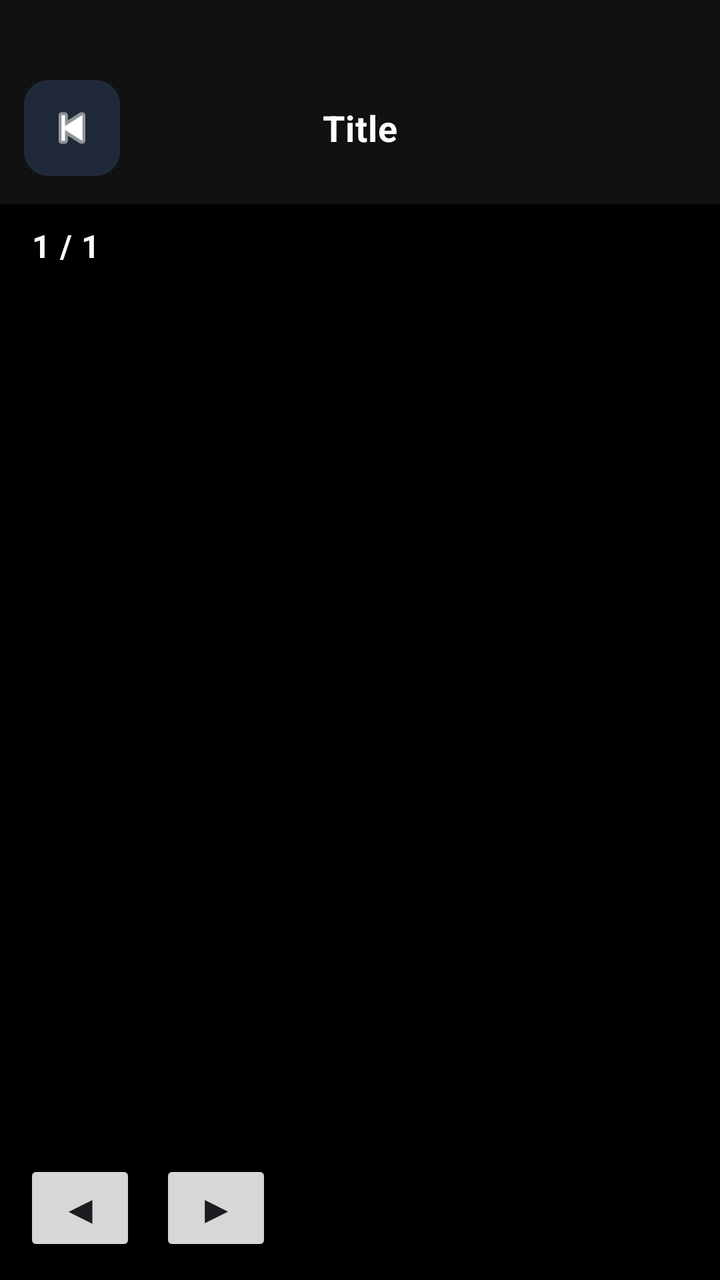
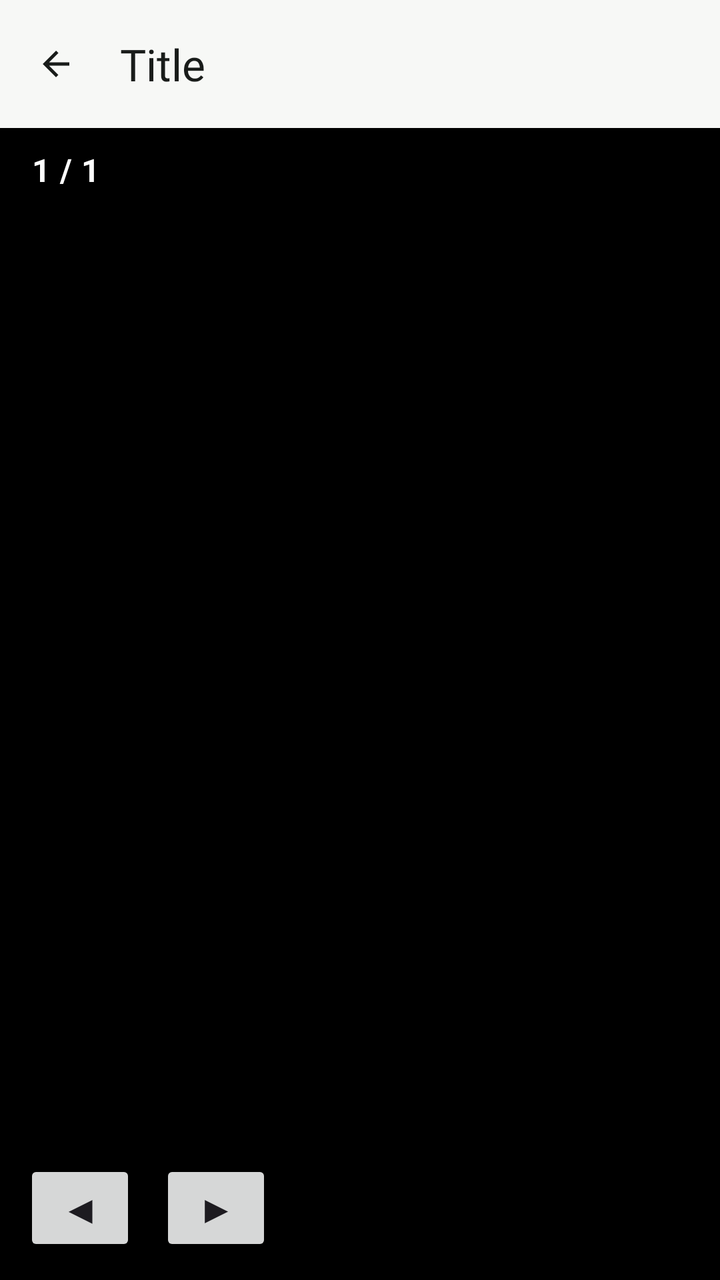

Before-and-after screenshots of an Android layout around one commit, followed by the original layout XML and the change that was made.
<!-- AndroidManifest.xml: application theme Theme.KodiWise -->
<!-- res/layout/activity_ar_fullscreen.xml -->
<?xml version="1.0" encoding="utf-8"?>
<FrameLayout xmlns:android="http://schemas.android.com/apk/res/android"
    android:id="@+id/fullRoot"
    android:layout_width="match_parent"
    android:layout_height="match_parent"
    android:background="#000000">

    <ImageView
        android:id="@+id/ivFullscreen"
        android:layout_width="match_parent"
        android:layout_height="match_parent"
        android:adjustViewBounds="false"
        android:background="#000000"
        android:contentDescription="Fullscreen property image"
        android:scaleType="fitCenter" />

    <LinearLayout
        android:layout_width="match_parent"
        android:layout_height="match_parent"
        android:orientation="vertical">

        <include layout="@layout/include_back_header" />

        <TextView
            android:id="@+id/tvCounter"
            android:layout_width="wrap_content"
            android:layout_height="wrap_content"
            android:layout_marginStart="16dp"
            android:layout_marginTop="10dp"
            android:text="1 / 1"
            android:textColor="#FFFFFF"
            android:textSize="16sp"
            android:textStyle="bold" />
    </LinearLayout>

    <LinearLayout
        android:id="@+id/bottomBar"
        android:layout_width="match_parent"
        android:layout_height="wrap_content"
        android:layout_gravity="bottom"
        android:background="#88000000"
        android:gravity="center_vertical"
        android:orientation="horizontal"
        android:padding="12dp">

        <Button
            android:id="@+id/btnPrevFull"
            android:layout_width="56dp"
            android:layout_height="48dp"
            android:text="◀"
            android:textSize="20sp" />

        <Button
            android:id="@+id/btnNextFull"
            android:layout_width="56dp"
            android:layout_height="48dp"
            android:layout_marginStart="12dp"
            android:text="▶"
            android:textSize="20sp" />
    </LinearLayout>

</FrameLayout>
<!-- res/layout/include_back_header.xml (included above) -->
<?xml version="1.0" encoding="utf-8"?>
<LinearLayout xmlns:android="http://schemas.android.com/apk/res/android"
    xmlns:app="http://schemas.android.com/apk/res-auto"
    android:id="@+id/backHeaderRoot"
    android:layout_width="match_parent"
    android:layout_height="wrap_content"
    android:orientation="horizontal"
    android:gravity="center_vertical"
    android:background="#111111"
    android:paddingStart="12dp"
    android:paddingEnd="12dp"
    android:paddingTop="40dp"
    android:paddingBottom="14dp">

    <androidx.appcompat.widget.AppCompatImageButton
        android:id="@+id/btnBackHeader"
        android:layout_width="48dp"
        android:layout_height="48dp"
        android:background="@drawable/bg_header_icon"
        android:contentDescription="Back"
        android:padding="10dp"
        android:scaleType="centerInside"
        android:src="@android:drawable/ic_media_previous"
        app:tint="#FFFFFF" />

    <TextView
        android:id="@+id/tvHeaderTitle"
        android:layout_width="0dp"
        android:layout_height="wrap_content"
        android:layout_weight="1"
        android:gravity="center"
        android:text="Title"
        android:textColor="#FFFFFF"
        android:textStyle="bold"
        android:textSize="18sp"
        android:paddingStart="8dp"
        android:paddingEnd="8dp" />

    <Space
        android:layout_width="48dp"
        android:layout_height="48dp" />

</LinearLayout>
<!-- resources referenced by this layout -->
<resources>
  <!-- drawable bg_header_icon (drawable) -->
  <?xml version="1.0" encoding="utf-8"?>
  <shape xmlns:android="http://schemas.android.com/apk/res/android">
      <solid android:color="#1F2937" />
      <corners android:radius="12dp" />
  </shape>
  <style name="Theme.KodiWise" parent="Base.Theme.KodiWise" />
  <color name="kw_primary">#0B5D3B</color>
  <color name="kw_on_primary">#FFFFFF</color>
  <color name="kw_primary_container">#CDEBD9</color>
  <color name="kw_on_primary_container">#002114</color>
  <color name="kw_secondary">#C9A227</color>
  <color name="kw_on_secondary">#1F1B00</color>
  <color name="kw_secondary_container">#FFF1C2</color>
  <color name="kw_on_secondary_container">#3D2F00</color>
  <color name="kw_tertiary">#3E6553</color>
  <color name="kw_on_tertiary">#FFFFFF</color>
  <color name="kw_tertiary_container">#C0EBD4</color>
  <color name="kw_on_tertiary_container">#002114</color>
  <color name="kw_error">#B3261E</color>
  <color name="kw_on_error">#FFFFFF</color>
  <color name="kw_error_container">#F9DEDC</color>
  <color name="kw_on_error_container">#410E0B</color>
  <color name="kw_background">#F7F8F6</color>
  <color name="kw_on_background">#191C1A</color>
  <color name="kw_surface">#FFFFFF</color>
  <color name="kw_on_surface">#191C1A</color>
  <color name="kw_surface_variant">#DCE5DD</color>
  <color name="kw_on_surface_variant">#404943</color>
  <color name="kw_outline">#707973</color>
  <color name="kw_outline_variant">#C0C9C1</color>
  <color name="kw_surface_container_lowest">#FFFFFF</color>
  <color name="kw_surface_container_low">#F2F4F1</color>
  <color name="kw_surface_container">#ECEFEB</color>
  <color name="kw_surface_container_high">#E6E9E5</color>
  <color name="kw_surface_container_highest">#E1E3DF</color>
  <color name="kw_surface_dim">#D8DBD7</color>
  <color name="kw_surface_bright">#F7F8F6</color>
  <color name="kw_inverse_surface">#2E312E</color>
  <color name="kw_inverse_on_surface">#EFF1ED</color>
  <color name="kw_inverse_primary">#8FD5AE</color>
  <style name="Widget.KodiWise.TextView" parent="Widget.AppCompat.TextView">
          <item name="android:textAppearance">@style/TextAppearance.KodiWise.BodyMedium</item>
      </style>
  <style name="TextAppearance.KodiWise.BodyLarge" parent="TextAppearance.Material3.BodyLarge">
          
          <item name="android:textViewStyle">@style/Widget.KodiWise.TextView</item>
      </style>
  <style name="TextAppearance.KodiWise.BodyMedium" parent="TextAppearance.Material3.BodyMedium">
          
          <item name="android:textViewStyle">@style/Widget.KodiWise.TextView</item>
      </style>
  <style name="TextAppearance.KodiWise.BodySmall" parent="TextAppearance.Material3.BodySmall">
          
          <item name="android:textViewStyle">@style/Widget.KodiWise.TextView</item>
      </style>
  <style name="ShapeAppearance.KodiWise.Large" parent="ShapeAppearance.Material3.Corner.Large">
          <item name="cornerFamily">rounded</item>
          <item name="cornerSize">16dp</item>
      </style>
  <style name="Widget.KodiWise.Chip" parent="Widget.Material3.Chip.Filter" />
  <style name="Widget.KodiWise.CheckBox" parent="Widget.Material3.CompoundButton.CheckBox">
          <item name="android:minHeight">48dp</item>
      </style>
  <color name="kw_card">#FFFFFF</color>
  <color name="kw_card_stroke">#E1E5E1</color>
  <style name="Widget.KodiWise.BottomNav.NoIndicator" parent="Widget.Material3.BottomNavigationView.ActiveIndicator">
          <item name="android:color">@android:color/transparent</item>
      </style>
  <!-- unchanged entries left out for length: 19 -->
</resources>

<!-- the commit's change to res/layout/activity_ar_fullscreen.xml (unified diff, before → after) -->
@@ -1,5 +1,6 @@
 <?xml version="1.0" encoding="utf-8"?>
 <FrameLayout xmlns:android="http://schemas.android.com/apk/res/android"
+    android:fitsSystemWindows="true"
     android:id="@+id/fullRoot"
     android:layout_width="match_parent"
     android:layout_height="match_parent"
@@ -67,40 +68,31 @@
     android:id="@+id/backHeaderRoot"
     android:layout_width="match_parent"
     android:layout_height="wrap_content"
+    android:background="?android:attr/colorBackground"
+    android:gravity="center_vertical"
+    android:minHeight="64dp"
     android:orientation="horizontal"
-    android:gravity="center_vertical"
-    android:background="#111111"
-    android:paddingStart="12dp"
-    android:paddingEnd="12dp"
-    android:paddingTop="40dp"
-    android:paddingBottom="14dp">
+    android:paddingStart="4dp"
+    android:paddingEnd="16dp">
 
-    <androidx.appcompat.widget.AppCompatImageButton
+    <com.google.android.material.button.MaterialButton
         android:id="@+id/btnBackHeader"
+        style="@style/Widget.Material3.Button.IconButton"
         android:layout_width="48dp"
         android:layout_height="48dp"
-        android:background="@drawable/bg_header_icon"
-        android:contentDescription="Back"
-        android:padding="10dp"
-        android:scaleType="centerInside"
-        android:src="@android:drawable/ic_media_previous"
-        app:tint="#FFFFFF" />
+        android:contentDescription="@string/back"
+        app:icon="@drawable/ic_arrow_back"
+        app:iconTint="?attr/colorOnSurface" />
 
     <TextView
         android:id="@+id/tvHeaderTitle"
         android:layout_width="0dp"
         android:layout_height="wrap_content"
+        android:layout_marginStart="8dp"
         android:layout_weight="1"
-        android:gravity="center"
-        android:text="Title"
-        android:textColor="#FFFFFF"
-        android:textStyle="bold"
-        android:textSize="18sp"
-        android:paddingStart="8dp"
-        android:paddingEnd="8dp" />
-
-    <Space
-        android:layout_width="48dp"
-        android:layout_height="48dp" />
-
+        android:ellipsize="end"
+        android:singleLine="true"
+        android:text="@string/header_title"
+        android:textAppearance="?attr/textAppearanceTitleLarge"
+        android:textColor="?attr/colorOnSurface" />
 </LinearLayout>
<!-- resource entries referenced after the edit -->
@@ -1,11 +1,20 @@
 <!-- resources referenced by this layout -->
 <resources>
-  <!-- drawable bg_header_icon (drawable) -->
+  <!-- drawable ic_arrow_back (drawable) -->
   <?xml version="1.0" encoding="utf-8"?>
-  <shape xmlns:android="http://schemas.android.com/apk/res/android">
-      <solid android:color="#1F2937" />
-      <corners android:radius="12dp" />
-  </shape>
+  <vector xmlns:android="http://schemas.android.com/apk/res/android"
+      android:width="24dp"
+      android:height="24dp"
+      android:autoMirrored="true"
+      android:tint="?attr/colorControlNormal"
+      android:viewportWidth="24"
+      android:viewportHeight="24">
+      <path
+          android:fillColor="@android:color/white"
+          android:pathData="M20,11H7.83l5.59,-5.59L12,4l-8,8 8,8 1.41,-1.41L7.83,13H20v-2z" />
+  </vector>
+  <string name="back">Back</string>
+  <string name="header_title">Title</string>
   <style name="Theme.KodiWise" parent="Base.Theme.KodiWise" />
   <color name="kw_primary">#0B5D3B</color>
   <color name="kw_on_primary">#FFFFFF</color>
